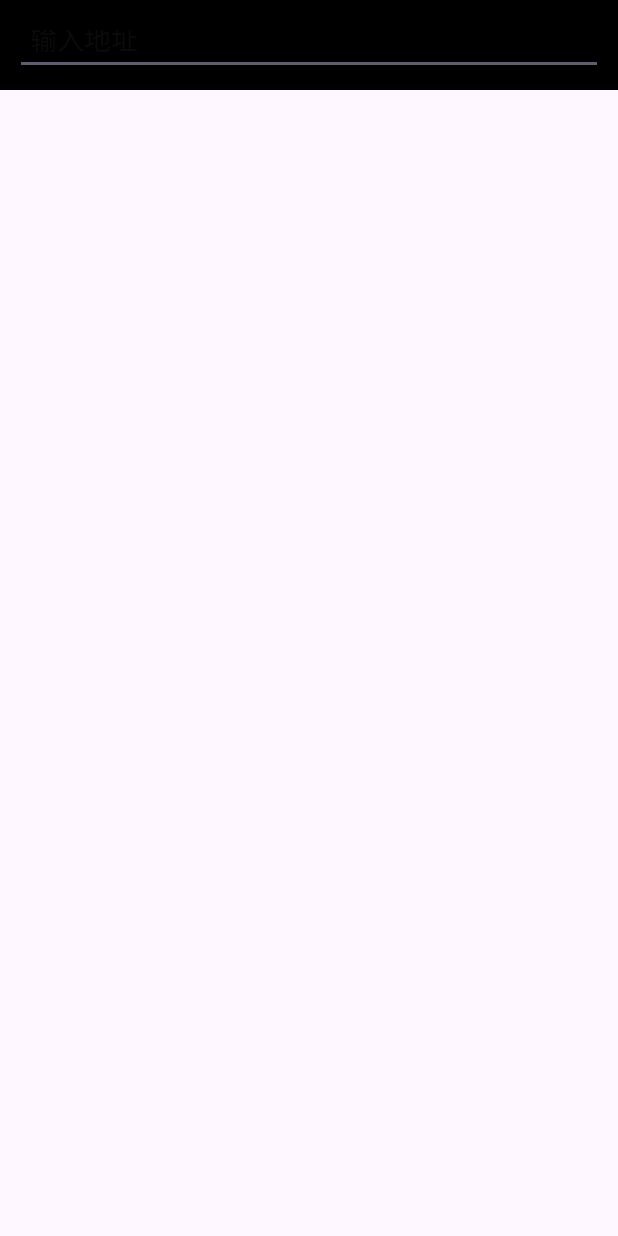
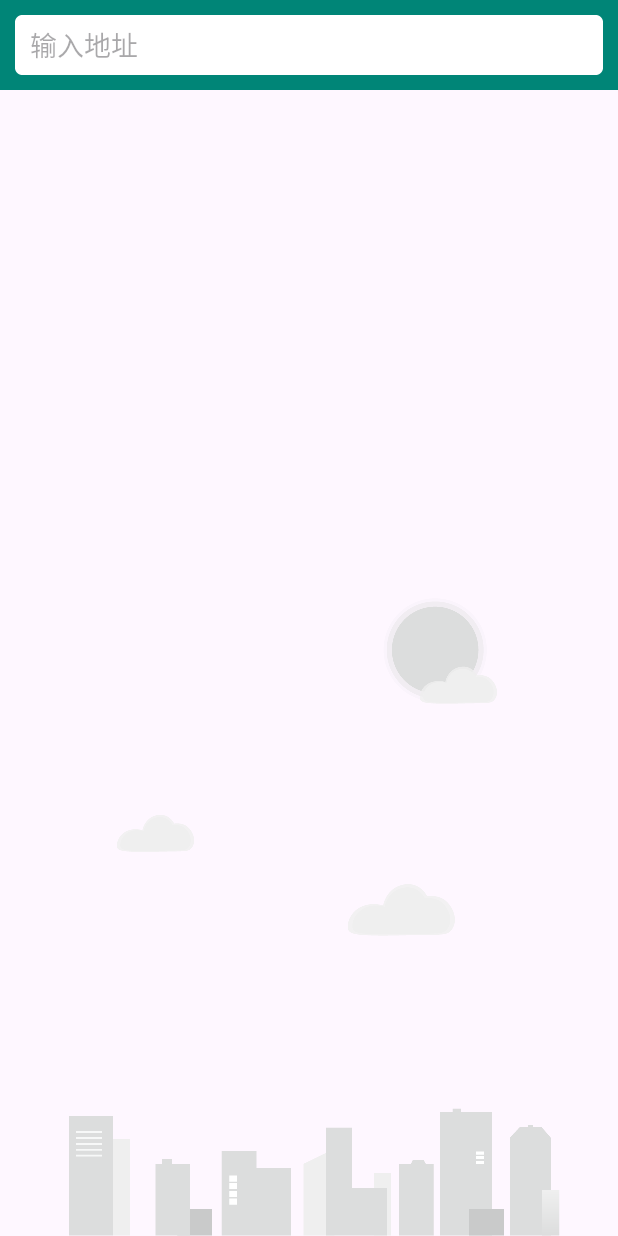
Before and after one commit to Suzukie-MZ/SunnyWeather, an Android app: the PlaceFragment screen opened directly, with no data from a screen before it, on a phone screen of 412 x 824 dp. Run offline under Robolectric (Android 15) with nearby library versions, the phone set to English and light mode, and no system bars.

Commit message:
实现搜索全球城市数据功能

```diff
--- a/app/src/main/res/layout/fragment_place.xml
+++ b/app/src/main/res/layout/fragment_place.xml
@@ -7,12 +7,13 @@
         android:id="@+id/bgImageView"
         android:layout_width="match_parent"
         android:layout_height="wrap_content"
-        android:layout_alignParentBottom="true" />
+        android:layout_alignParentBottom="true"
+        android:src="@mipmap/bg_place"/>
     <FrameLayout
         android:id="@+id/actionBarLayout"
         android:layout_width="match_parent"
         android:layout_height="60dp"
-        android:background="@color/black">
+        android:background="@color/colorPrimary">
         <EditText
             android:id="@+id/searchPlaceEdit"
             android:layout_width="match_parent"
@@ -22,7 +23,8 @@
             android:layout_marginEnd="10dp"
             android:paddingStart="10dp"
             android:paddingEnd="10dp"
-            android:hint="输入地址"/>
+            android:hint="输入地址"
+            android:background="@mipmap/search_bg"/>
     </FrameLayout>
     <androidx.recyclerview.widget.RecyclerView
         android:id="@+id/recyclerView"
--- a/app/src/main/res/values/colors.xml
+++ b/app/src/main/res/values/colors.xml
@@ -2,4 +2,7 @@
 <resources>
     <color name="black">#FF000000</color>
     <color name="white">#FFFFFFFF</color>
+    <color name="colorPrimary">#008577</color>
+    <color name="colorPrimaryDark">#00574B</color>
+    <color name="colorAccent">#D81B60</color>
 </resources>
```
